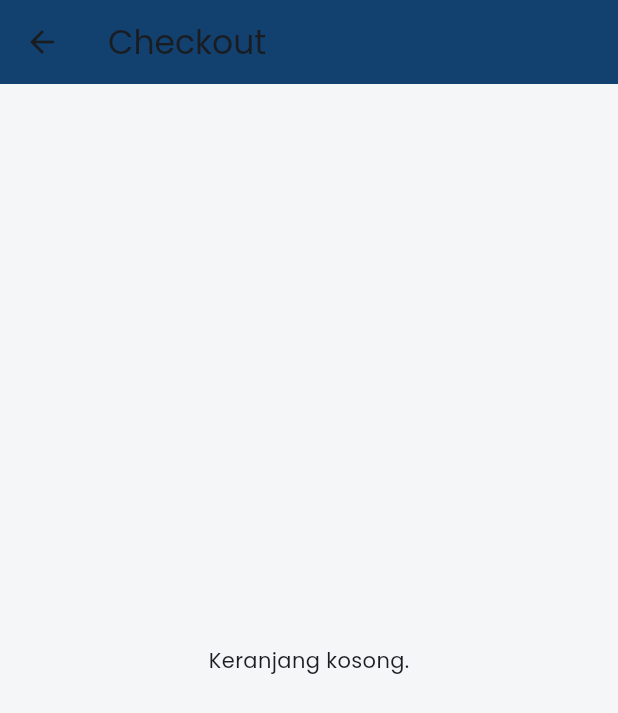
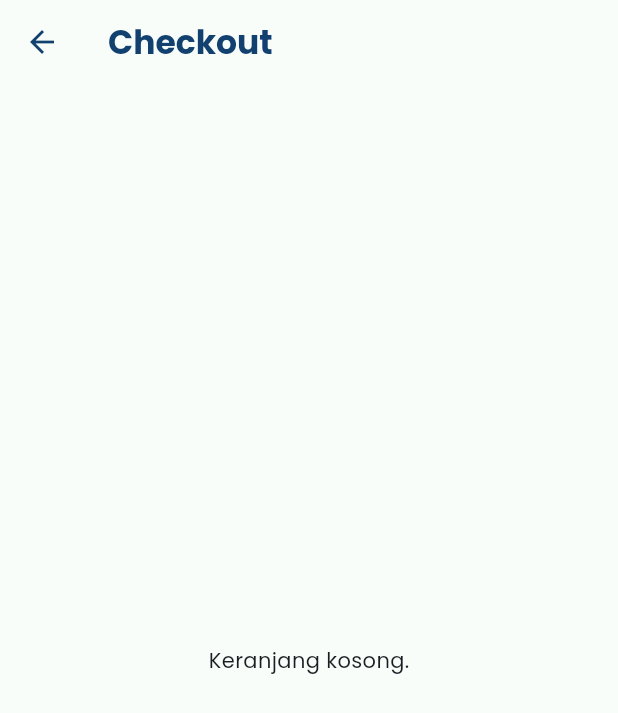
Before and after one commit to Rafael-Sinaga/ravello, a Flutter app: the CheckoutPage screen opened by its route, on a phone screen of 412 x 824 dp. Shown: the top 713 px of the screen. Run offline on Flutter 3.47's test engine with Material 3 defaults, Android fonts, the phone set to English and light mode, and no system bars.

Commit message:
perbaikan sementara pada checkout page

```diff
--- a/lib/main.dart
+++ b/lib/main.dart
@@ -1,3 +1,4 @@
+// lib/main.dart
 import 'package:flutter/material.dart';
 import 'package:provider/provider.dart';
 import 'package:ravello/pages/splash_screen.dart';
@@ -6,7 +7,7 @@ import 'package:ravello/pages/register_page.dart';
 import 'package:ravello/pages/home_page.dart';
 import 'package:ravello/pages/cart_page.dart';
 import 'package:ravello/pages/onboarding.dart';
-import 'package:ravello/pages/checkout_page.dart'; // ✅ Tambahkan import ini
+import 'package:ravello/pages/checkout_page.dart';
 import 'package:ravello/providers/cart_provider.dart';
 
 void main() {
@@ -41,7 +42,8 @@ class RavelloApp extends StatelessWidget {
         '/register': (context) => const RegisterPage(),
         '/home': (context) => const HomePage(),
         '/cart': (context) => const CartPage(),
-        '/checkout': (context) => const CheckoutPage(), // ✅ route baru
+        '/checkout': (context) => const CheckoutPage(),
+        // '/payment': (context) => const PaymentPage(), // <- dihapus
       },
     );
   }
--- a/lib/pages/checkout_page.dart
+++ b/lib/pages/checkout_page.dart
@@ -55,60 +55,119 @@ class _CheckoutPageState extends State<CheckoutPage>
   @override
   Widget build(BuildContext context) {
     final cart = Provider.of<CartProvider>(context);
-    final double screenWidth = MediaQuery.of(context).size.width;
 
     return Scaffold(
-      backgroundColor: const Color(0xFFF4F6F8),
+      backgroundColor: const Color(0xFFF8FDFA),
+      extendBodyBehindAppBar: false,
       appBar: AppBar(
-        title: const Text('Checkout'),
-        backgroundColor: const Color(0xFF124170),
+        elevation: 0,
+        backgroundColor: const Color(0xFFF8FDFA),
+        surfaceTintColor: const Color(0xFFF8FDFA),
+        title: const Text(
+          'Checkout',
+          style: TextStyle(
+            color: Color(0xFF124170),
+            fontWeight: FontWeight.bold,
+          ),
+        ),
+        iconTheme: const IconThemeData(color: Color(0xFF124170)),
       ),
       body: cart.items.isEmpty
           ? const Center(child: Text('Keranjang kosong.'))
-          : SingleChildScrollView(
+          : NotificationListener<OverscrollIndicatorNotification>(
+              onNotification: (overScroll) {
+                overScroll.disallowIndicator();
+                return false;
+              },
+              child: SingleChildScrollView(
+                physics: const BouncingScrollPhysics(),
                 child: Padding(
                   padding: const EdgeInsets.all(16),
                   child: Column(
                     crossAxisAlignment: CrossAxisAlignment.start,
                     children: [
                       // === Alamat Pengiriman ===
-                    Container(
-                      padding: const EdgeInsets.all(16),
-                      decoration: BoxDecoration(
-                        color: Colors.white,
-                        borderRadius: BorderRadius.circular(12),
-                        boxShadow: const [
-                          BoxShadow(
-                            color: Colors.black12,
-                            blurRadius: 5,
-                            offset: Offset(0, 3),
-                          ),
-                        ],
-                      ),
-                      child: const Column(
-                        crossAxisAlignment: CrossAxisAlignment.start,
-                        children: [
-                          Text(
-                            'Alamat Pengiriman',
-                            style: TextStyle(
-                              fontSize: 16,
-                              fontWeight: FontWeight.bold,
-                              color: Color(0xFF124170),
+                      _buildCard(
+                        title: 'Alamat Pengiriman',
+                        child: const Text(
+                          'Rafael Sinaga\nJl. Mawar No. 23, Medan\nSumatera Utara, 20112',
+                          style: TextStyle(fontSize: 14, color: Colors.black87),
                         ),
                       ),
-                          SizedBox(height: 8),
-                          Text(
-                            'Rafael Sinaga\nJl. Mawar No. 23, Medan\nSumatera Utara, 20112',
-                            style:
-                                TextStyle(fontSize: 14, color: Colors.black87),
+                      const SizedBox(height: 16),
+
+                      // === Metode Pengiriman ===
+                      _buildCard(
+                        title: 'Metode Pengiriman',
+                        child: Column(
+                          children: [
+                            RadioListTile<String>(
+                              value: 'JNE',
+                              groupValue: _selectedDelivery,
+                              onChanged: (v) =>
+                                  setState(() => _selectedDelivery = v!),
+                              title:
+                                  const Text('JNE - Reguler (2-4 hari kerja)'),
+                            ),
+                            RadioListTile<String>(
+                              value: 'J&T',
+                              groupValue: _selectedDelivery,
+                              onChanged: (v) =>
+                                  setState(() => _selectedDelivery = v!),
+                              title:
+                                  const Text('J&T Express (1-3 hari kerja)'),
+                            ),
+                            RadioListTile<String>(
+                              value: 'GoSend',
+                              groupValue: _selectedDelivery,
+                              onChanged: (v) =>
+                                  setState(() => _selectedDelivery = v!),
+                              title: const Text('GoSend - Instant (1 jam)'),
                             ),
                           ],
                         ),
                       ),
                       const SizedBox(height: 16),
 
-                    // === Metode Pengiriman ===
-                    Container(
+                      // === Metode Pembayaran ===
+                      _buildCard(
+                        title: 'Metode Pembayaran',
+                        child: PaymentMethodSelector(
+                          selected: _selectedMethod,
+                          onChanged: (method) {
+                            setState(() => _selectedMethod = method);
+                          },
+                        ),
+                      ),
+                      const SizedBox(height: 16),
+
+                      // === Ringkasan Pesanan ===
+                      _buildCard(
+                        title: 'Ringkasan Pesanan',
+                        child: ListView.builder(
+                          shrinkWrap: true,
+                          physics: const NeverScrollableScrollPhysics(),
+                          itemCount: cart.items.length,
+                          itemBuilder: (context, index) {
+                            final product = cart.items[index];
+                            return CheckoutItem(product: product);
+                          },
+                        ),
+                      ),
+                      const SizedBox(height: 24),
+
+                      // === Total & Slider ===
+                      _buildSlider(cart),
+                    ],
+                  ),
+                ),
+              ),
+            ),
+    );
+  }
+
+  Widget _buildCard({required String title, required Widget child}) {
+    return Container(
       padding: const EdgeInsets.all(16),
       decoration: BoxDecoration(
         color: Colors.white,
@@ -124,117 +183,27 @@ class _CheckoutPageState extends State<CheckoutPage>
       child: Column(
         crossAxisAlignment: CrossAxisAlignment.start,
         children: [
-                          const Text(
-                            'Metode Pengiriman',
-                            style: TextStyle(
+          Text(
+            title,
+            style: const TextStyle(
               fontSize: 16,
               fontWeight: FontWeight.bold,
               color: Color(0xFF124170),
             ),
           ),
           const SizedBox(height: 8),
-                          RadioListTile<String>(
-                            value: 'JNE',
-                            groupValue: _selectedDelivery,
-                            onChanged: (v) => setState(() => _selectedDelivery = v!),
-                            title: const Text('JNE - Reguler (2-4 hari)'),
-                          ),
-                          RadioListTile<String>(
-                            value: 'J&T',
-                            groupValue: _selectedDelivery,
-                            onChanged: (v) => setState(() => _selectedDelivery = v!),
-                            title: const Text('J&T Express (1-3 hari)'),
-                          ),
-                          RadioListTile<String>(
-                            value: 'GoSend',
-                            groupValue: _selectedDelivery,
-                            onChanged: (v) => setState(() => _selectedDelivery = v!),
-                            title: const Text('GoSend - Instant (1 jam sampai)'),
-                          ),
+          child,
         ],
       ),
-                    ),
-                    const SizedBox(height: 16),
+    );
+  }
 
-                    // === Metode Pembayaran ===
-                    Container(
-                      padding: const EdgeInsets.all(16),
-                      decoration: BoxDecoration(
-                        color: Colors.white,
-                        borderRadius: BorderRadius.circular(12),
-                        boxShadow: const [
-                          BoxShadow(
-                            color: Colors.black12,
-                            blurRadius: 5,
-                            offset: Offset(0, 3),
-                          ),
-                        ],
-                      ),
-                      child: Column(
-                        crossAxisAlignment: CrossAxisAlignment.start,
-                        children: [
-                          const Text(
-                            'Metode Pembayaran',
-                            style: TextStyle(
-                              fontSize: 16,
-                              fontWeight: FontWeight.bold,
-                              color: Color(0xFF124170),
-                            ),
-                          ),
-                          const SizedBox(height: 8),
-                          PaymentMethodSelector(
-                            selected: _selectedMethod,
-                            onChanged: (method) {
-                              setState(() => _selectedMethod = method);
-                            },
-                          ),
-                        ],
-                      ),
-                    ),
-                    const SizedBox(height: 16),
+  Widget _buildSlider(CartProvider cart) {
+    return LayoutBuilder(
+      builder: (context, constraints) {
+        final double trackWidth = constraints.maxWidth - 56;
 
-                    // === Ringkasan Pesanan ===
-                    Container(
-                      padding: const EdgeInsets.all(16),
-                      decoration: BoxDecoration(
-                        color: Colors.white,
-                        borderRadius: BorderRadius.circular(12),
-                        boxShadow: const [
-                          BoxShadow(
-                            color: Colors.black12,
-                            blurRadius: 5,
-                            offset: Offset(0, 3),
-                          ),
-                        ],
-                      ),
-                      child: Column(
-                        crossAxisAlignment: CrossAxisAlignment.start,
-                        children: [
-                          const Text(
-                            'Ringkasan Pesanan',
-                            style: TextStyle(
-                              fontSize: 16,
-                              fontWeight: FontWeight.bold,
-                              color: Color(0xFF124170),
-                            ),
-                          ),
-                          const SizedBox(height: 8),
-                          ListView.builder(
-                            shrinkWrap: true,
-                            physics: const NeverScrollableScrollPhysics(),
-                            itemCount: cart.items.length,
-                            itemBuilder: (context, index) {
-                              final product = cart.items[index];
-                              return CheckoutItem(product: product);
-                            },
-                          ),
-                        ],
-                      ),
-                    ),
-                    const SizedBox(height: 20),
-
-                    // === Total & Slide Button ===
-                    Container(
+        return Container(
           width: double.infinity,
           padding: const EdgeInsets.all(16),
           decoration: BoxDecoration(
@@ -261,14 +230,14 @@ class _CheckoutPageState extends State<CheckoutPage>
               ),
               const SizedBox(height: 12),
 
-                          // === Tombol geser dengan animasi halus ===
+              // Tombol slider
               GestureDetector(
                 onHorizontalDragUpdate: (details) {
                   setState(() {
                     _dragPosition += details.delta.dx;
                     if (_dragPosition < 0) _dragPosition = 0;
-                                if (_dragPosition > screenWidth - 100) {
-                                  _dragPosition = screenWidth - 100;
+                    if (_dragPosition > trackWidth) {
+                      _dragPosition = trackWidth;
                       _confirmed = true;
                     }
                   });
@@ -281,8 +250,8 @@ class _CheckoutPageState extends State<CheckoutPage>
                   }
                 },
                 child: Stack(
+                  clipBehavior: Clip.none,
                   children: [
-                                // Background Track
                     Container(
                       height: 56,
                       decoration: BoxDecoration(
@@ -303,8 +272,6 @@ class _CheckoutPageState extends State<CheckoutPage>
                         ),
                       ),
                     ),
-
-                                // Tombol slider dengan transisi lembut
                     AnimatedPositioned(
                       duration: const Duration(milliseconds: 280),
                       curve: Curves.easeOutExpo,
@@ -329,11 +296,8 @@ class _CheckoutPageState extends State<CheckoutPage>
               ),
             ],
           ),
-                    ),
-                  ],
-                ),
-              ),
-            ),
+        );
+      },
     );
   }
 
@@ -359,11 +323,15 @@ class _CheckoutPageState extends State<CheckoutPage>
         content: Text(
           'Pesanan dikonfirmasi!\nPembayaran: $paymentName\nPengiriman: $_selectedDelivery',
         ),
-        duration: const Duration(seconds: 3),
+        duration: const Duration(seconds: 2),
       ),
     );
 
     cart.clearCart();
-    Navigator.pop(context);
+
+    // Pindah ke home setelah 2 detik
+    Future.delayed(const Duration(seconds: 2), () {
+      Navigator.pushNamedAndRemoveUntil(context, '/home', (route) => false);
+    });
   }
 }
```
Also changed, not shown: lib/pages/detail_product.dart (+30 -60 lines), lib/pages/payment_success_page.dart (deleted, +0 -42 lines), lib/pages/payment_page.dart (deleted). Lines whose indentation alone changed are shown as unchanged.
